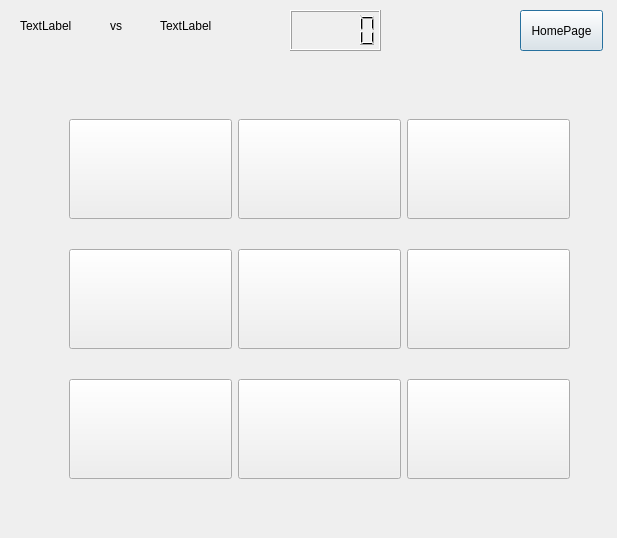
This is GameApp/game.ui in mahdihabibi0/tic-tac-toe as Qt 5 draws it before an edit. The edited form follows.
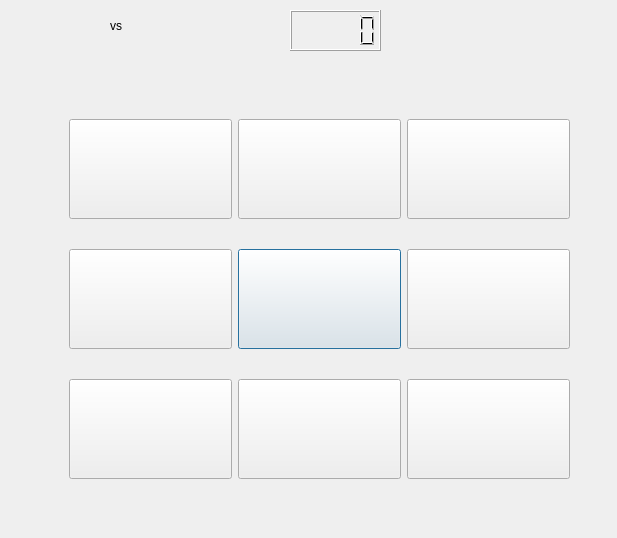
This is the edited form. Custom widgets are drawn as their Qt base class.

```diff
--- a/GameApp/game.ui
+++ b/GameApp/game.ui
@@ -22,8 +22,11 @@
      <height>31</height>
     </rect>
    </property>
+   <property name="styleSheet">
+    <string notr="true">color: rgb(0, 170, 0);</string>
+   </property>
    <property name="text">
-    <string>TextLabel</string>
+    <string/>
    </property>
   </widget>
   <widget class="QLabel" name="player2Username">
@@ -35,8 +38,11 @@
      <height>31</height>
     </rect>
    </property>
+   <property name="styleSheet">
+    <string notr="true">color: rgb(255, 0, 0);</string>
+   </property>
    <property name="text">
-    <string>TextLabel</string>
+    <string/>
    </property>
   </widget>
   <widget class="QLCDNumber" name="Timer">
@@ -49,19 +55,6 @@
     </rect>
    </property>
   </widget>
-  <widget class="QPushButton" name="exitBtn">
-   <property name="geometry">
-    <rect>
-     <x>520</x>
-     <y>10</y>
-     <width>83</width>
-     <height>41</height>
-    </rect>
-   </property>
-   <property name="text">
-    <string>HomePage</string>
-   </property>
-  </widget>
   <widget class="QLabel" name="label">
    <property name="geometry">
     <rect>
```
